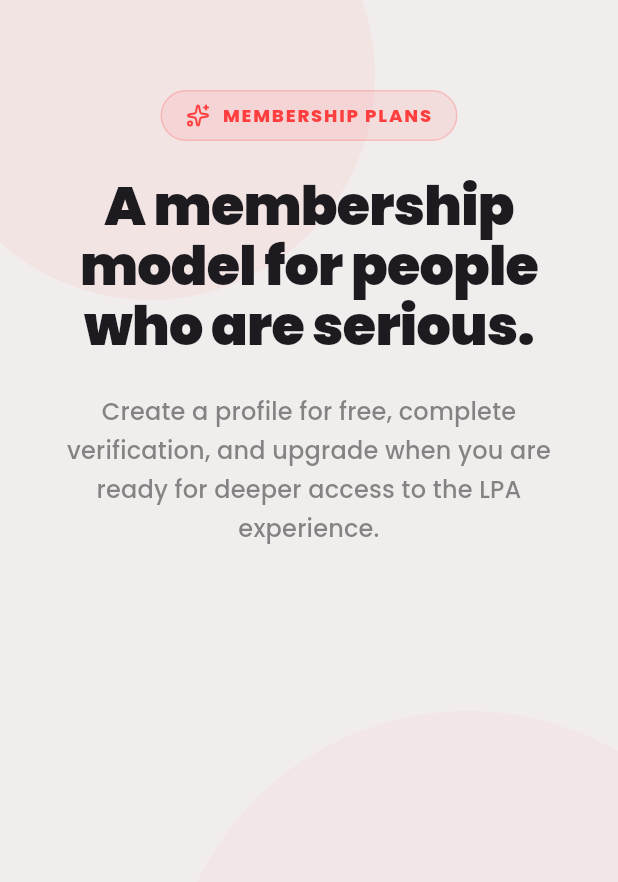
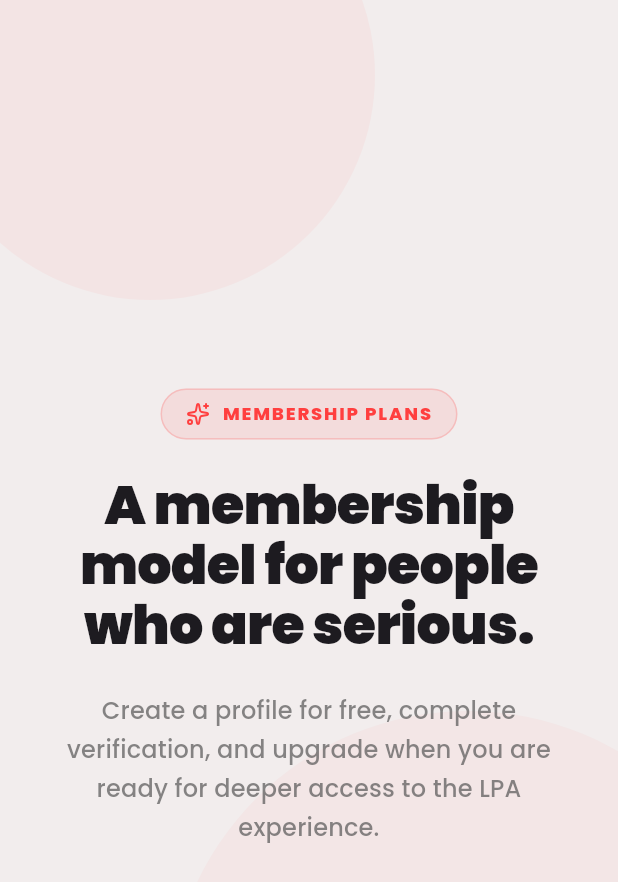
Before and after one commit to JasimIhsan/MyLifepartner_Admin, a Flutter app: the MembershipHero widget shown alone on an empty page, opened directly, on a phone screen of 412 x 824 dp. Shown: the top 882 px of the screen. Run offline on Flutter 3.47's test engine with Material 3 defaults, Android fonts, the phone set to English and light mode, and no system bars; our stand-ins replace app_links, audioplayers, cached_network_image, camera, dio, firebase_core and 17 more; missing offline and left inert: country_flags, google_sign_in_web, phone_form_field, purchases_flutter, record, zego_uikit_prebuilt_call and 1 more; accounts and stored records are empty; network calls fail; statements that could not run were skipped.

Commit message:
feat: set minimum height and center alignment for membership hero container

```diff
--- a/frontend/lib/screens/public_web/pages/membership/widgets/membership_hero.dart
+++ b/frontend/lib/screens/public_web/pages/membership/widgets/membership_hero.dart
@@ -13,10 +13,14 @@ class MembershipHero extends StatelessWidget {
 
     return Container(
       width: double.infinity,
+      constraints: BoxConstraints(
+        minHeight: MediaQuery.of(context).size.height * 0.7,
+      ),
       decoration: BoxDecoration(
         color: theme.colorScheme.primary.withValues(alpha: 0.03),
       ),
       child: Stack(
+        alignment: Alignment.center,
         children: [
           // Background blobs
           Positioned(
@@ -51,6 +55,7 @@ class MembershipHero extends StatelessWidget {
             ),
             child: Column(
               crossAxisAlignment: CrossAxisAlignment.center,
+              mainAxisAlignment: MainAxisAlignment.center,
               children: [
                 Container(
                   padding: const EdgeInsets.symmetric(
```
